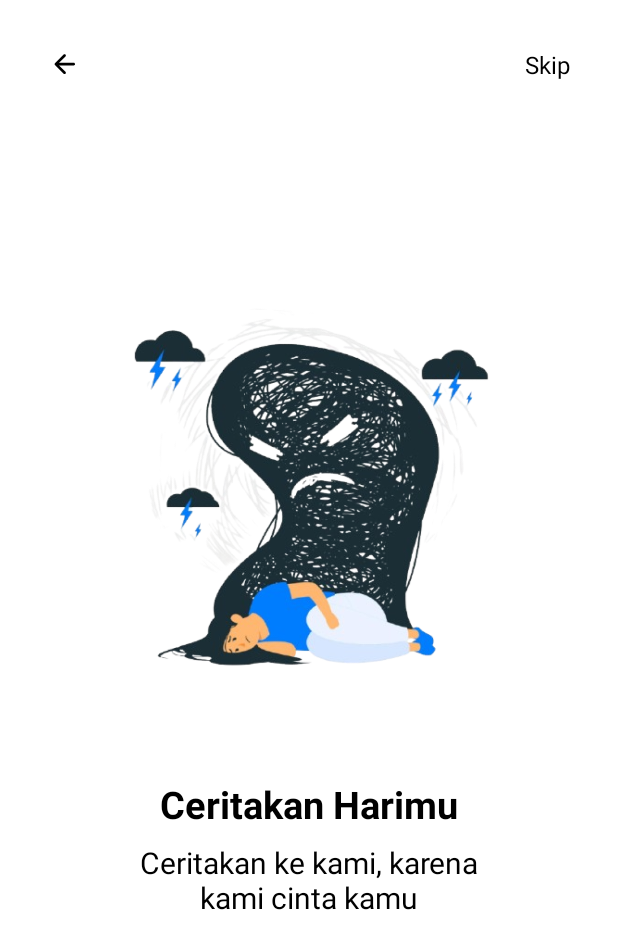
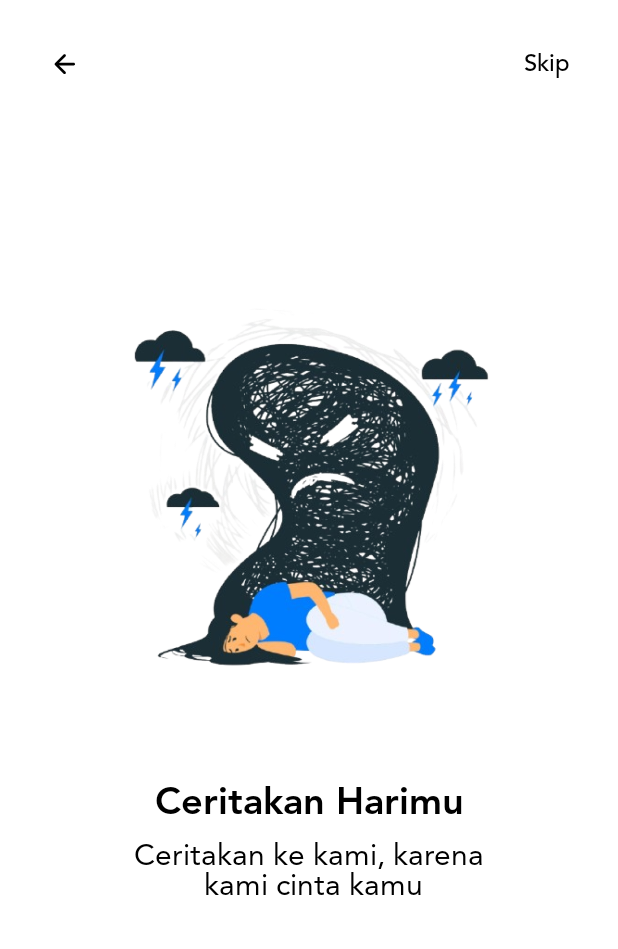
Before and after one commit to ramaaudra/Write-My-Life-Mobile, an Android app: the fragment SecondScreen placed in its activity, on a phone screen of 412 x 824 dp. Shown: the top 949 px of the screen. Run offline under Robolectric (Android 15) with nearby library versions, the light colour scheme and no system bars; libraries missing offline, so code that uses them is left out: com.tbuonomo.viewpagerdotsindicator; 2 statements that could not run were skipped.

Commit message:
change font and add string resources

```diff
--- a/app/src/main/res/layout/activity_main.xml
+++ b/app/src/main/res/layout/activity_main.xml
@@ -6,6 +6,7 @@
     android:layout_width="match_parent"
     android:layout_height="match_parent"
     android:fitsSystemWindows="true"
+    android:backgroundTint="@color/white_background"
     tools:context=".ui.onboarding.MainActivity">
 
     <fragment
--- a/app/src/main/res/layout/fragment_second_screen.xml
+++ b/app/src/main/res/layout/fragment_second_screen.xml
@@ -9,6 +9,7 @@
     tools:context=".ui.onboarding.SecondScreen">
 
     <ImageView
+        android:contentDescription="@string/illustration"
         android:id="@+id/iv_onboarding2"
         android:layout_width="288dp"
         android:layout_height="335dp"
@@ -21,12 +22,13 @@
     <TextView
         android:id="@+id/tv_title_ob2"
         android:layout_width="wrap_content"
-        android:layout_height="0dp"
+        android:layout_height="wrap_content"
         android:layout_marginTop="16dp"
-        android:text="Ceritakan Harimu"
+        android:text="@string/title_onboarding_2"
         android:textColor="@color/black"
         android:textSize="25sp"
         android:textStyle="bold"
+        android:fontFamily="@font/avenir_heavy"
         app:layout_constraintEnd_toEndOf="@+id/iv_onboarding2"
         app:layout_constraintStart_toStartOf="@+id/iv_onboarding2"
         app:layout_constraintTop_toBottomOf="@+id/iv_onboarding2" />
@@ -36,10 +38,11 @@
         android:layout_width="wrap_content"
         android:layout_height="wrap_content"
         android:layout_marginTop="8dp"
-        android:text="Ceritakan ke kami, karena\n kami cinta kamu "
+        android:text="@string/subtitle_onboarding_2"
         android:textAlignment="center"
         android:textColor="@color/black"
         android:textSize="20sp"
+        android:fontFamily="@font/avenir_roman"
         app:layout_constraintEnd_toEndOf="@+id/tv_title_ob2"
         app:layout_constraintStart_toStartOf="@+id/tv_title_ob2"
         app:layout_constraintTop_toBottomOf="@+id/tv_title_ob2" />
@@ -50,8 +53,9 @@
         android:layout_height="wrap_content"
         android:layout_marginTop="32dp"
         android:layout_marginEnd="32dp"
+        android:fontFamily="@font/avenir_medium"
         android:backgroundTint="@color/blue_primary"
-        android:text="Skip"
+        android:text="@string/skip"
         android:textColor="@color/black"
         android:textSize="16sp"
         app:layout_constraintEnd_toEndOf="parent"
@@ -59,7 +63,7 @@
 
     <ImageView
         android:id="@+id/iv_btn_backob2"
-        android:contentDescription="back"
+        android:contentDescription="@string/back"
         android:layout_width="wrap_content"
         android:layout_height="wrap_content"
         android:layout_marginStart="32dp"
--- a/app/src/main/res/values/strings.xml
+++ b/app/src/main/res/values/strings.xml
@@ -2,4 +2,14 @@
     <string name="app_name">Write My Life</string>
     <!-- TODO: Remove or change this placeholder text -->
     <string name="hello_blank_fragment">Hello blank fragment</string>
+    <string name="illustration">illustration</string>
+    <string name="title_onboarding_1">Ceritakan Harimu</string>
+    <string name="subtitle_onboarding_1">Ceritakan ke kami, karena\n kami cinta kamu</string>
+    <string name="title_onboarding_2">Ceritakan Harimu</string>
+    <string name="subtitle_onboarding_2">Ceritakan ke kami, karena\n kami cinta kamu</string>
+    <string name="title_onboarding_3">Ceritakan Harimu</string>
+    <string name="subtitle_onboarding_3">Ceritakan ke kami, karena\n kami cinta kamu</string>
+    <string name="tv_button_ob3">Mulai Ceritamu</string>
+    <string name="back">back</string>
+    <string name="skip">Skip</string>
 </resources>
```
Also changed, not shown: app/src/main/res/layout/fragment_first_screen.xml (+7 -3 lines), app/src/main/res/layout/fragment_third_screen.xml (+10 -6 lines), app/src/main/res/font/avenir_black.otf (added), app/src/main/res/font/avenir_book.otf (added), app/src/main/res/font/avenir_heavy.otf (added), app/src/main/res/font/avenir_medium.otf (added), app/src/main/res/font/avenir_oblique.otf (added), app/src/main/res/font/avenir_roman.otf (added).
